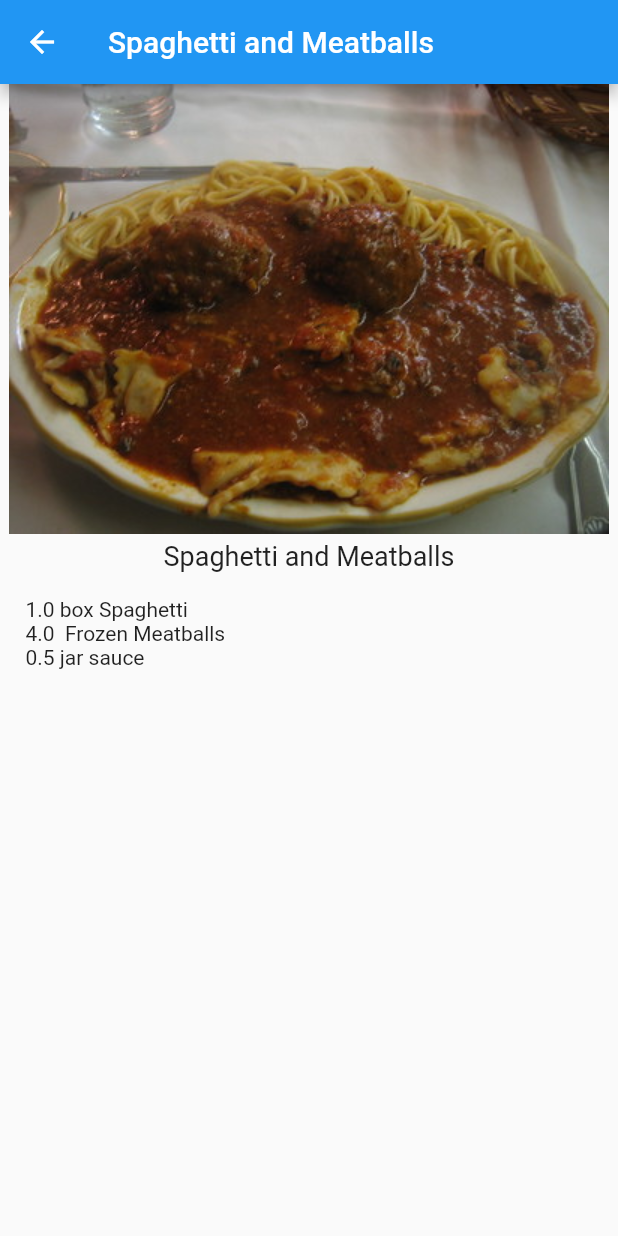
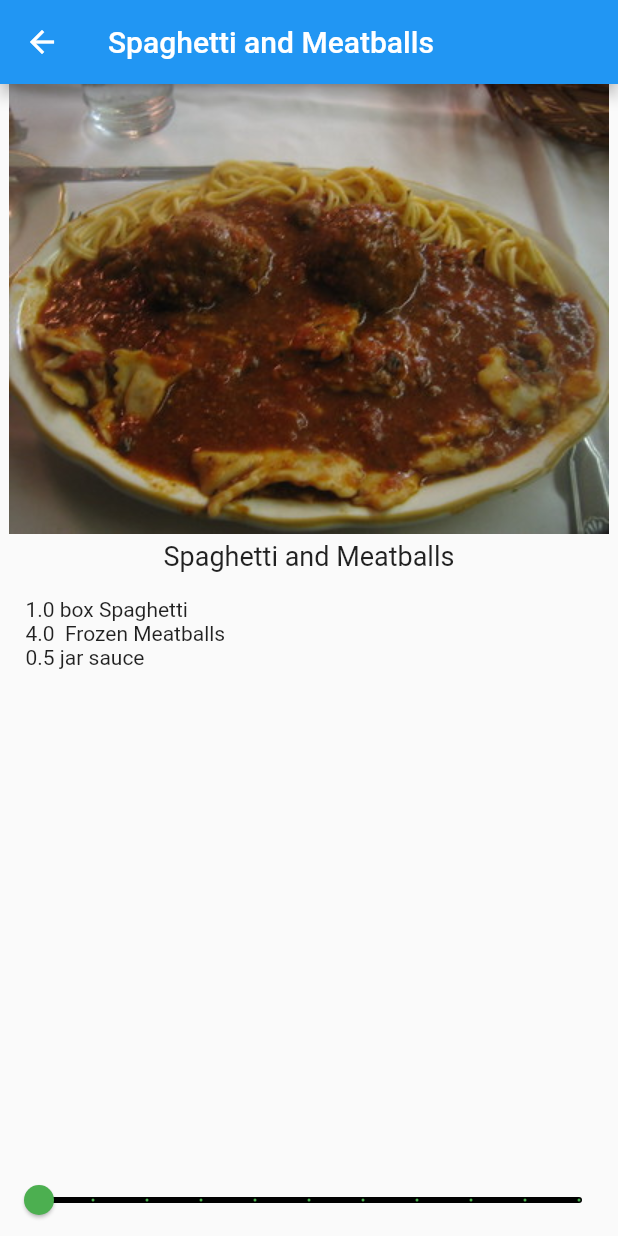
Before and after one commit to kenny-kogi/Recipe-App, a Flutter app: the screen it shows after launch, after a tap on "Spaghetti and Meatballs", on a phone screen of 412 x 824 dp. Run offline on Flutter 3.47's test engine with Material 2 defaults, Android fonts, the phone set to English and light mode, and no system bars.

Commit message:
slider updated

```diff
--- a/lib/screens/recipe_detail.dart
+++ b/lib/screens/recipe_detail.dart
@@ -3,7 +3,6 @@ import '../model/recipe.dart';
 
 class RecipeDetail extends StatefulWidget {
   final Recipe recipe;
-
   const RecipeDetail({ Key? key, required this.recipe }) : super(key: key);
 
   @override
@@ -11,6 +10,9 @@ class RecipeDetail extends StatefulWidget {
 }
 
 class _RecipeDetailState extends State<RecipeDetail> {
+  // ignore: prefer_final_fields
+int _sliderVal = 1;
+
   @override
   Widget build(BuildContext context) {
     return Scaffold(
@@ -36,11 +38,24 @@ class _RecipeDetailState extends State<RecipeDetail> {
               padding: const EdgeInsets.all(17.0),
               itemCount: widget.recipe.ingredients.length,
               itemBuilder: (BuildContext context, int index){
-                // ignore: non_constant_identifier_names
                 final ingredient = widget.recipe.ingredients[index];
-                return Text('${ingredient.quantity} ${ingredient.measure} ${ingredient.name}');},
+                return Text('${ingredient.quantity * _sliderVal} ${ingredient.measure} ${ingredient.name}');},
               )
               ),
+              Slider(
+              min: 1,
+              max: 10,
+              divisions: 10,
+              label: '${_sliderVal * widget.recipe.servings} servings',
+              value: _sliderVal.toDouble(),
+              onChanged: (newValue){
+                setState(() {
+                  _sliderVal = newValue.round();
+                });
+              },
+              activeColor: Colors.green,
+              inactiveColor: Colors.black,
+                )
         ]
           ),
   )
```
Also changed, not shown: 1 other file.
